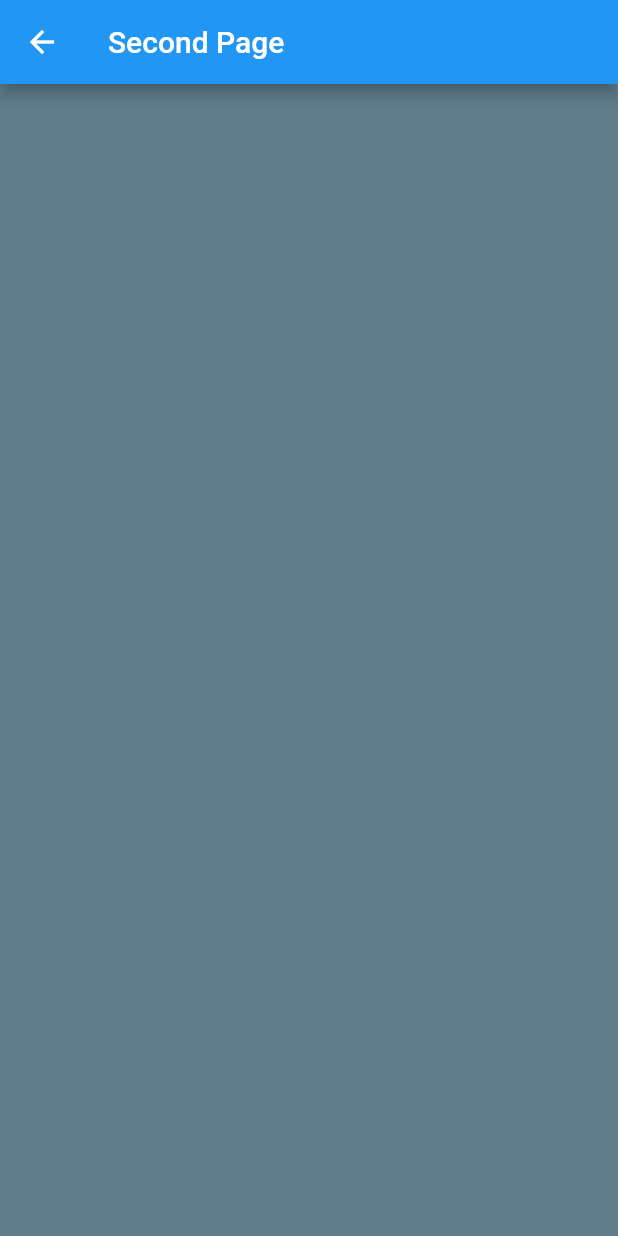
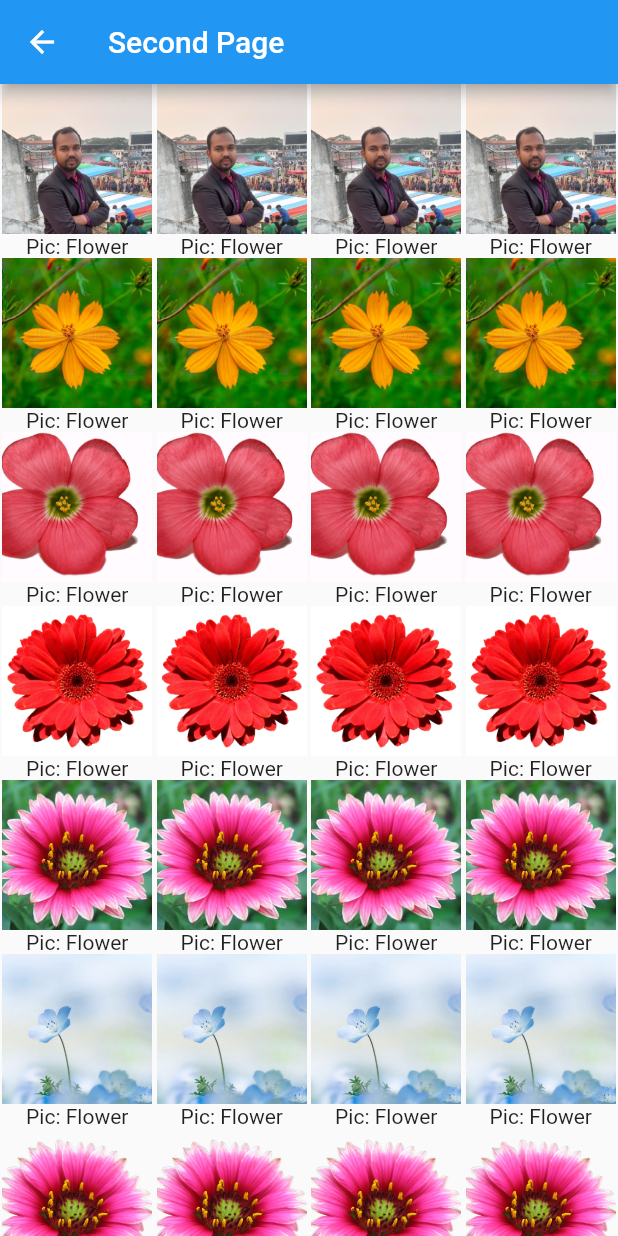
Before and after one commit to ttcapp/mahmudhasansplash, a Flutter app: the SecondPage screen opened directly, on a phone screen of 412 x 824 dp. Run offline on Flutter 3.47's test engine with Material 2 defaults, Android fonts, the phone set to English and light mode, and no system bars; network calls fail.

Commit message:
27 December 01:53 AM ,6nd Commit.

```diff
--- /dev/null
+++ b/lib/Six_page_grid_view.dart
@@ -0,0 +1,47 @@
+import 'package:flutter/material.dart';
+import 'package:splash/image_view.dart';
+class SixPage extends StatefulWidget {
+  const SixPage({Key? key}) : super(key: key);
+
+  @override
+  _SixPageState createState() => _SixPageState();
+}
+List<String> imgList=[
+  "assets/images/1.png",
+  "assets/images/img1.jpg",
+  "assets/images/img2.jpg",
+  "assets/images/img3.jpg",
+  "assets/images/img4.jpg",
+  "assets/images/img5.jpg",
+  "assets/images/img6.png",
+  "assets/images/img10.png",
+  "assets/images/img11.png"
+];
+class _SixPageState extends State<SixPage> {
+  @override
+  Widget build(BuildContext context) {
+    return Scaffold(
+      appBar: AppBar(
+        centerTitle: true,
+        title: Text("Six page Grid View"),
+      ),
+      body: GridView.count(crossAxisCount: 3,
+      children: imgList.map((e)  {
+             return Padding(
+               padding: const EdgeInsets.all(8.0),
+               child: InkWell(
+                 onTap: (){
+                   Navigator.push(context, MaterialPageRoute(builder: (context)=>ImageView(image: e)));
+                 },
+                 child: Container(
+                   height: 300,
+                   width: 300,
+                   child: Image.asset(e,fit: BoxFit.cover,),
+                 ),
+               ),
+             );
+              }).toList(),
+      ),
+    );
+  }
+}
--- a/lib/second_page.dart
+++ b/lib/second_page.dart
@@ -6,7 +6,17 @@ class SecondPage extends StatefulWidget {
   @override
   _SecondPageState createState() => _SecondPageState();
 }
-
+List<String> imgList=[
+  "assets/images/1.png",
+  "assets/images/img1.jpg",
+  "assets/images/img2.jpg",
+  "assets/images/img3.jpg",
+  "assets/images/img4.jpg",
+  "assets/images/img5.jpg",
+  "assets/images/img6.png",
+  "assets/images/img10.png",
+  "assets/images/img11.png"
+];
 class _SecondPageState extends State<SecondPage> {
   @override
   Widget build(BuildContext context) {
@@ -14,9 +24,84 @@ class _SecondPageState extends State<SecondPage> {
       appBar: AppBar(
         title: Text("Second Page"),
       ),
-      body: Container(
-        color: Colors.blueGrey,
-      ),
+
+      body:Center(
+        child: Column(
+          children: [
+            Expanded(
+              child: Row(
+                children: [
+                  Expanded(
+                    child: ListView.builder(
+                        itemCount: imgList.length,
+                        itemBuilder: (context,index){
+                               return Column(
+                                 children: [
+                                   Container(
+                                       height: 100,
+                                       width: 100,
+                                       child: Image.asset(imgList[index],fit: BoxFit.cover,)
+                                   ),
+                                   Text("Pic: Flower")
+                                 ],
+                               );
+                    }),
+                  ),
+                  Expanded(
+                    child: ListView.builder(
+                        itemCount: imgList.length,
+                        itemBuilder: (context,index){
+                          return Column(
+                            children: [
+                              Container(
+                                  height: 100,
+                                  width: 100,
+                                  child: Image.asset(imgList[index],fit: BoxFit.cover,)
+                              ),
+                              Text("Pic: Flower")
+                            ],
+                          );
+                        }),
+                  ),
+                  Expanded(
+                    child: ListView.builder(
+                        itemCount: imgList.length,
+                        itemBuilder: (context,index){
+                          return Column(
+                            children: [
+                              Container(
+                                  height: 100,
+                                  width: 100,
+                                  child: Image.asset(imgList[index],fit: BoxFit.cover,)
+                              ),
+                              Text("Pic: Flower")
+                            ],
+                          );
+                        }),
+                  ),
+                  Expanded(
+                    child: ListView.builder(
+                        itemCount: imgList.length,
+                        itemBuilder: (context,index){
+                          return Column(
+                            children: [
+                              Container(
+                                  height: 100,
+                                  width: 100,
+                                  child: Image.asset(imgList[index],fit: BoxFit.cover,)
+                              ),
+                              Text("Pic: Flower")
+                            ],
+                          );
+                        }),
+                  ),
+                ],
+              ),
+            ),
+          ],
+        ),
+      )
+      ,
     );
   }
 }
```
Also changed, not shown: lib/fiifth_page_assetImag_decoration.dart (added, +20 -0 lines), lib/forth_page_three_column.dart (added, +110 -0 lines), lib/image_view.dart (added, +24 -0 lines), lib/my_home_page.dart (+60 -5 lines), lib/third_page_two_row.dart (added, +114 -0 lines).
